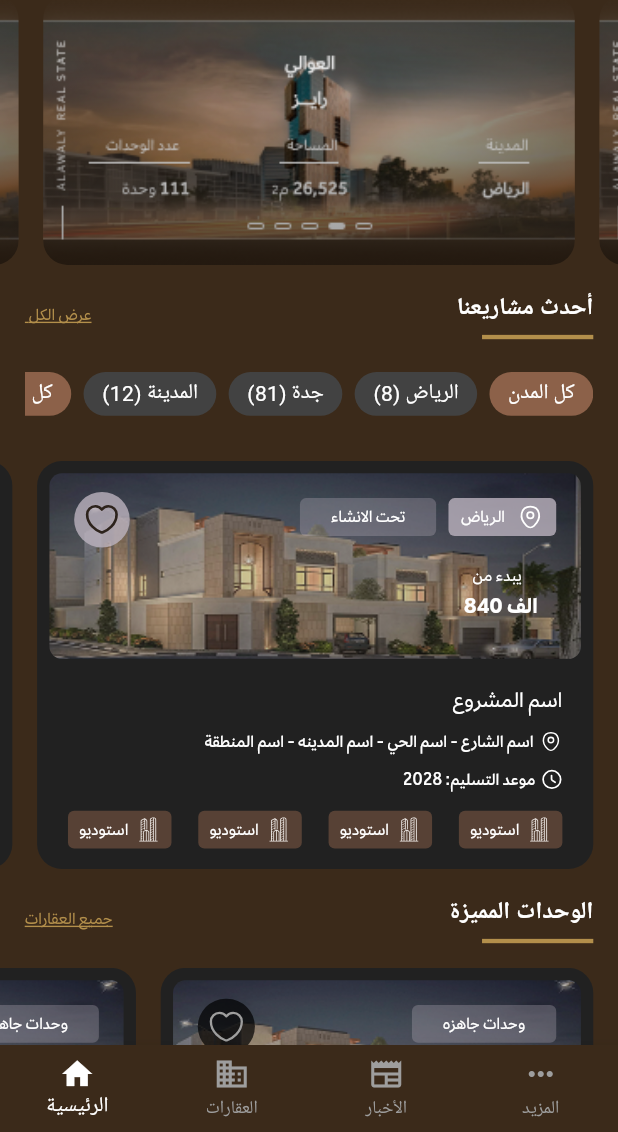
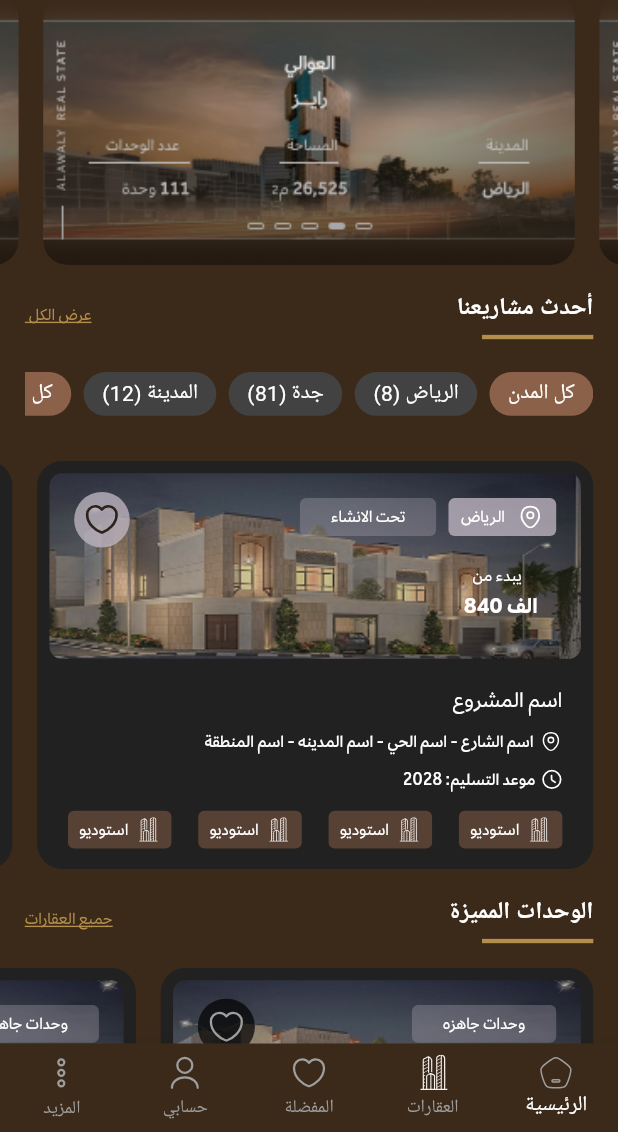
Before and after one commit to Engineer-Mostafa-Badr/Alawaly, a Flutter app: the screen it shows after launch, after a tap on "استكمل كزائر", on a phone screen of 412 x 824 dp, the part 104-1236 px from its top. Run offline on Flutter 3.47's test engine with Material 3 defaults, Android fonts, the light colour scheme and no system bars; drawn by our look-alikes of carousel_slider; our stand-ins replace flutter_easyloading, flutter_svg, google_fonts, percent_indicator, responsive_sizer.

Commit message:
Finish Maps Views and Refactor Code

```diff
--- a/lib/core/routes/routes.dart
+++ b/lib/core/routes/routes.dart
@@ -14,6 +14,7 @@ class PageRouteName {
   static const String dashboardRoute = '/dashboard';
   static const String contactAdminRoute = '/contact_admin';
   static const String unitTrackingDetailsRoute = '/unit_tracking_details';
+  static const String produtsRoute = '/products';
   static const String createArealEstateMarketerAccountRoute =
       '/create_areal_estate_marketer_account';
 }
--- a/lib/core/routes/routes_generator.dart
+++ b/lib/core/routes/routes_generator.dart
@@ -8,6 +8,7 @@ import 'package:alawaly_app/feature/profile/presentation/views/notifications_vie
 import 'package:alawaly_app/feature/profile/presentation/views/contact_admin_view.dart';
 import 'package:alawaly_app/feature/product/presentation/views/unit_details_view.dart';
 import 'package:alawaly_app/feature/profile/presentation/views/dashboard_view.dart';
+import 'package:alawaly_app/feature/product/presentation/views/products_view.dart';
 import 'package:alawaly_app/feature/profile/presentation/views/favorite_view.dart';
 import 'package:alawaly_app/feature/profile/presentation/views/profile_view.dart';
 import 'package:alawaly_app/feature/search/presentation/views/search_view.dart';
@@ -100,6 +101,11 @@ class RoutesGenerator {
           builder: (context) => UnitTrackingDetailsView(),
           settings: settings,
         );
+      case PageRouteName.produtsRoute:
+        return MaterialPageRoute(
+          builder: (context) => ProductsView(),
+          settings: settings,
+        );
       default:
         return MaterialPageRoute(
           builder: (context) => const SplashView(),
--- a/lib/feature/home/presentation/views/home_view.dart
+++ b/lib/feature/home/presentation/views/home_view.dart
@@ -1,3 +1,6 @@
+import 'package:alawaly_app/feature/product/presentation/views/products_view.dart';
+import 'package:alawaly_app/feature/profile/presentation/views/favorite_view.dart';
+import 'package:alawaly_app/feature/profile/presentation/views/profile_view.dart';
 import 'package:alawaly_app/core/custom_widget/app_text_manager.dart';
 import 'package:alawaly_app/core/resources/app_assets_manager.dart';
 import 'package:alawaly_app/core/resources/app_color_manager.dart';
@@ -7,14 +10,89 @@ import 'package:alawaly_app/core/routes/routes.dart';
 import 'package:flutter/material.dart';
 import 'package:flutter_svg/svg.dart';
 
-class HomeView extends StatelessWidget {
+class HomeView extends StatefulWidget {
   const HomeView({super.key});
 
+  @override
+  State<HomeView> createState() => _HomeViewState();
+}
+
+class _HomeViewState extends State<HomeView> {
+  int _currentIndex = 4;
+
+  final List<Widget> _pages = const [
+    MorePage(),
+    ProfileView(),
+    FavoriteView(),
+    ProductsView(),
+    HomeContent(),
+  ];
   @override
   Widget build(BuildContext context) {
     return Scaffold(
       backgroundColor: const Color(0xff3b2a1a),
-      body: SafeArea(
+      body: IndexedStack(index: _currentIndex, children: _pages),
+      bottomNavigationBar: BottomNavigationBar(
+        onTap: (index) {
+          setState(() {
+            _currentIndex = index;
+          });
+        },
+        backgroundColor: const Color(0xff3b2a1a),
+        currentIndex: _currentIndex,
+        selectedItemColor: Colors.white,
+        unselectedItemColor: Colors.grey,
+        elevation: 8,
+        type: BottomNavigationBarType.fixed,
+        showUnselectedLabels: true,
+
+        items: [
+          BottomNavigationBarItem(
+            icon: SvgPicture.asset(AppSvgAssetsManager.moreIcon),
+            label: "المزيد",
+          ),
+          BottomNavigationBarItem(
+            icon: SvgPicture.asset(AppSvgAssetsManager.profileIcon),
+            label: "حسابي",
+          ),
+          BottomNavigationBarItem(
+            icon: SvgPicture.asset(AppSvgAssetsManager.heartIcon),
+            label: "المفضلة",
+          ),
+          BottomNavigationBarItem(
+            icon: SvgPicture.asset(AppSvgAssetsManager.simplificationIcon),
+            label: "العقارات",
+          ),
+          BottomNavigationBarItem(
+            icon: SvgPicture.asset(AppSvgAssetsManager.homeIcon),
+            label: "الرئيسية",
+          ),
+        ],
+      ),
+    );
+  }
+}
+
+class MorePage extends StatelessWidget {
+  const MorePage({super.key});
+
+  @override
+  Widget build(BuildContext context) {
+    return const Center(
+      child: Text(
+        "صفحة المزيد",
+        style: TextStyle(color: Colors.white, fontSize: 20),
+      ),
+    );
+  }
+}
+
+class HomeContent extends StatelessWidget {
+  const HomeContent({super.key});
+
+  @override
+  Widget build(BuildContext context) {
+    return SafeArea(
       child: SingleChildScrollView(
         child: Column(
           children: <Widget>[
@@ -176,10 +254,7 @@ class HomeView extends StatelessWidget {
             SizedBox(height: 1.h),
             GestureDetector(
               onTap: () {
-                  Navigator.pushNamed(
-                    context,
-                    PageRouteName.productDetailsRoute,
-                  );
+                Navigator.pushNamed(context, PageRouteName.productDetailsRoute);
               },
               child: SizedBox(
                 height: 33.h,
@@ -345,29 +420,8 @@ class HomeView extends StatelessWidget {
           ],
         ),
       ),
-      ),
-      bottomNavigationBar: BottomNavigationBar(
-        backgroundColor: const Color(0xff3b2a1a),
-        selectedItemColor: Colors.white,
-        unselectedItemColor: Colors.grey,
-        type: BottomNavigationBarType.fixed,
-        items: const [
-          BottomNavigationBarItem(icon: Icon(Icons.home), label: "الرئيسية"),
-          BottomNavigationBarItem(
-            icon: Icon(Icons.business),
-            label: "العقارات",
-          ),
-          BottomNavigationBarItem(
-            icon: Icon(Icons.newspaper),
-            label: "الأخبار",
-          ),
-          BottomNavigationBarItem(
-            icon: Icon(Icons.more_horiz),
-            label: "المزيد",
-          ),
-        ],
-      ),
     );
+  }
 }
 
 Widget _buildCityTab(String title, bool selected) {
@@ -1066,10 +1120,7 @@ class HomeView extends StatelessWidget {
                     fontFamily: "EffraTrial",
                   ),
                   SizedBox(width: 1.w),
-                    SvgPicture.asset(
-                      AppSvgAssetsManager.clockIcon,
-                      height: 2.h,
-                    ),
+                  SvgPicture.asset(AppSvgAssetsManager.clockIcon, height: 2.h),
                 ],
               ),
             ],
@@ -1148,4 +1199,3 @@ class HomeView extends StatelessWidget {
     ),
   );
 }
-}
--- /dev/null
+++ b/lib/feature/product/presentation/views/products_view.dart
@@ -0,0 +1,187 @@
+import 'package:alawaly_app/core/resources/app_assets_manager.dart';
+import 'package:google_fonts/google_fonts.dart';
+import 'package:flutter/material.dart';
+
+class ProductsView extends StatelessWidget {
+  const ProductsView({super.key});
+
+  @override
+  Widget build(BuildContext context) {
+    return Scaffold(
+      backgroundColor: const Color(0xFF2C1E14),
+      body: SafeArea(
+        child: Column(
+          children: [
+            // 🔍 Search Bar
+            Padding(
+              padding: const EdgeInsets.all(12.0),
+              child: Container(
+                decoration: BoxDecoration(
+                  // ignore: deprecated_member_use
+                  color: Colors.white.withOpacity(0.1),
+                  borderRadius: BorderRadius.circular(30),
+                ),
+                child: TextField(
+                  style: GoogleFonts.cairo(color: Colors.white),
+                  decoration: InputDecoration(
+                    hintText: "البحث بالمنطقة، المشروع...",
+                    hintStyle: GoogleFonts.cairo(color: Colors.white70),
+                    prefixIcon: const Icon(
+                      Icons.location_city,
+                      color: Colors.white,
+                    ),
+                    suffixIcon: const Icon(Icons.search, color: Colors.white),
+                    border: InputBorder.none,
+                    contentPadding: const EdgeInsets.symmetric(vertical: 14),
+                  ),
+                  textAlign: TextAlign.right,
+                ),
+              ),
+            ),
+
+            // 🔘 Filters
+            SingleChildScrollView(
+              scrollDirection: Axis.horizontal,
+              child: Padding(
+                padding: const EdgeInsets.symmetric(horizontal: 8.0),
+                child: Row(
+                  children: [
+                    filterChip("المدينة"),
+                    filterChip("نوع الوحدات"),
+                    filterChip("حالة البناء"),
+                  ],
+                ),
+              ),
+            ),
+
+            const SizedBox(height: 10),
+
+            // 🏡 Projects List
+            Expanded(
+              child: ListView.builder(
+                itemCount: 3,
+                padding: const EdgeInsets.symmetric(
+                  horizontal: 12,
+                  vertical: 6,
+                ),
+                itemBuilder: (context, index) => projectCard(),
+              ),
+            ),
+          ],
+        ),
+      ),
+    );
+  }
+
+  // 🎨 Filter Button
+  Widget filterChip(String text) {
+    return Padding(
+      padding: const EdgeInsets.symmetric(horizontal: 6.0),
+      child: Container(
+        padding: const EdgeInsets.symmetric(horizontal: 14, vertical: 8),
+        decoration: BoxDecoration(
+          color: Colors.white.withOpacity(0.1),
+          borderRadius: BorderRadius.circular(20),
+        ),
+        child: Text(text, style: GoogleFonts.cairo(color: Colors.white)),
+      ),
+    );
+  }
+
+  // 🏡 Project Card
+  Widget projectCard() {
+    return Container(
+      margin: const EdgeInsets.only(bottom: 14),
+      decoration: BoxDecoration(
+        color: const Color(0xFF3B2A1D),
+        borderRadius: BorderRadius.circular(16),
+      ),
+      child: Column(
+        crossAxisAlignment: CrossAxisAlignment.end,
+        children: [
+          // 🖼 Image
+          Stack(
+            children: [
+              ClipRRect(
+                borderRadius: const BorderRadius.vertical(
+                  top: Radius.circular(16),
+                ),
+                child: Image.asset(
+                  AppAssetsManager.frame4Photo, // ضع صورة المشروع هنا
+                  fit: BoxFit.cover,
+                  height: 160,
+                  width: double.infinity,
+                ),
+              ),
+              Positioned(
+                top: 10,
+                left: 10,
+                child: CircleAvatar(
+                  backgroundColor: Colors.white.withOpacity(0.7),
+                  child: const Icon(Icons.favorite_border, color: Colors.brown),
+                ),
+              ),
+            ],
+          ),
+
+          Padding(
+            padding: const EdgeInsets.all(12.0),
+            child: Column(
+              crossAxisAlignment: CrossAxisAlignment.end,
+              children: [
+                Text(
+                  "يبدأ من 840 الف",
+                  style: GoogleFonts.cairo(
+                    color: Colors.white,
+                    fontWeight: FontWeight.bold,
+                  ),
+                ),
+                const SizedBox(height: 6),
+                Text(
+                  "اسم المشروع",
+                  style: GoogleFonts.cairo(color: Colors.white, fontSize: 16),
+                ),
+                Text(
+                  "اسم الشارع - اسم الحي - اسم المدينة - اسم المنطقة",
+                  style: GoogleFonts.cairo(color: Colors.white70, fontSize: 12),
+                ),
+                Text(
+                  "موعد الاستلام: 2028",
+                  style: GoogleFonts.cairo(color: Colors.white70, fontSize: 12),
+                ),
+
+                const SizedBox(height: 8),
+
+                // 🏷 Tags
+                Wrap(
+                  spacing: 6,
+                  children: [
+                    tagChip("كون ماوس"),
+                    tagChip("غرف"),
+                    tagChip("شقق"),
+                    tagChip("استوديو"),
+                  ],
+                ),
+              ],
+            ),
+          ),
+        ],
+      ),
+    );
+  }
+
+  // 🏷 Small Tag
+  Widget tagChip(String text) {
+    return Container(
+      padding: const EdgeInsets.symmetric(horizontal: 10, vertical: 4),
+      decoration: BoxDecoration(
+        color: Colors.white.withOpacity(0.15),
+        borderRadius: BorderRadius.circular(10),
+      ),
+      child: Text(
+        text,
+        style: GoogleFonts.cairo(color: Colors.white, fontSize: 12),
+      ),
+    );
+  }
+}
--- a/pubspec.yaml
+++ b/pubspec.yaml
@@ -41,6 +41,7 @@ dependencies:
   flutter_lints: ^6.0.0
   carousel_slider: ^5.1.1
   percent_indicator: ^4.2.5
+  google_fonts: ^6.3.0
 
 dev_dependencies:
   flutter_test:
```
Also changed, not shown: pubspec.lock, 1 other file. Lines whose indentation alone changed are shown as unchanged.
